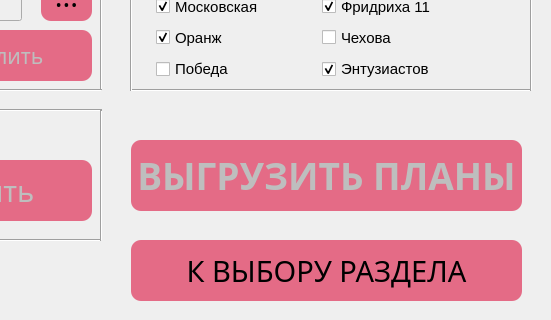
PavelZagumenkin/Malina_Orders_v1, file ui/bakery.ui: the form before one commit; both pictures show x 689 to 1240 and y 380 to 700 of the 1240 by 700 pixel window.
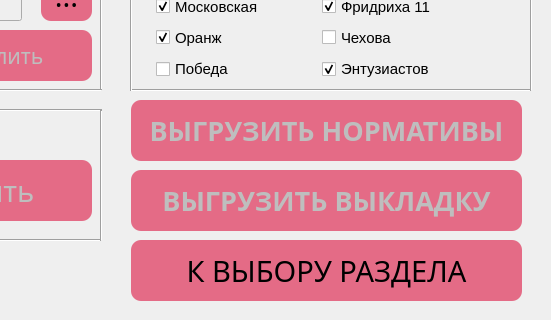
The form after the commit. Icons and pictures are not drawn.

```diff
--- a/ui/bakery.ui
+++ b/ui/bakery.ui
@@ -645,15 +645,15 @@
     <property name="geometry">
      <rect>
       <x>820</x>
-      <y>520</y>
+      <y>480</y>
       <width>391</width>
-      <height>71</height>
+      <height>61</height>
      </rect>
     </property>
     <property name="font">
      <font>
       <family>Trebuchet MS</family>
-      <pointsize>28</pointsize>
+      <pointsize>20</pointsize>
       <weight>75</weight>
       <bold>true</bold>
      </font>
@@ -675,7 +675,7 @@
 }</string>
     </property>
     <property name="text">
-     <string>ВЫГРУЗИТЬ ПЛАНЫ</string>
+     <string>ВЫГРУЗИТЬ НОРМАТИВЫ</string>
     </property>
     <property name="checkable">
      <bool>false</bool>
@@ -1577,6 +1577,49 @@
      <enum>Qt::Vertical</enum>
     </property>
    </widget>
+   <widget class="QPushButton" name="btn_download_2">
+    <property name="enabled">
+     <bool>false</bool>
+    </property>
+    <property name="geometry">
+     <rect>
+      <x>820</x>
+      <y>550</y>
+      <width>391</width>
+      <height>61</height>
+     </rect>
+    </property>
+    <property name="font">
+     <font>
+      <family>Trebuchet MS</family>
+      <pointsize>20</pointsize>
+      <weight>75</weight>
+      <bold>true</bold>
+     </font>
+    </property>
+    <property name="styleSheet">
+     <string notr="true">QPushButton {
+background-color: rgb(228, 107, 134);
+border: none;
+border-radius: 10px}
+
+QPushButton:hover {
+border: 1px solid  rgb(0, 0, 0);
+background-color: rgba(228, 107, 134, 0.9)
+}
+
+QPushButton:pressed {
+border:3px solid  rgb(0, 0, 0);
+background-color: rgba(228, 107, 134, 1)
+}</string>
+    </property>
+    <property name="text">
+     <string>ВЫГРУЗИТЬ ВЫКЛАДКУ</string>
+    </property>
+    <property name="checkable">
+     <bool>false</bool>
+    </property>
+   </widget>
   </widget>
  </widget>
  <resources/>
```
Left out of the diff: 2 changed lines with no effect on the pictures.
